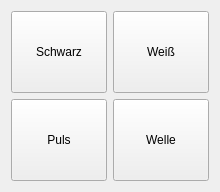
This is Software/demo/ui_demo.ui in tfeldmann/QlockToo as Qt 5 draws it before an edit. The edited form follows.
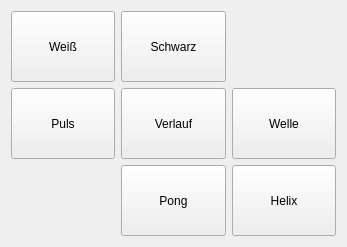
This is the edited form.

Commit message: added fade, wave, pong and helix demos

Diff of the .ui file:
```diff
--- a/Software/demo/ui_demo.ui
+++ b/Software/demo/ui_demo.ui
@@ -9,8 +9,8 @@
    <rect>
     <x>0</x>
     <y>0</y>
-    <width>220</width>
-    <height>192</height>
+    <width>347</width>
+    <height>247</height>
    </rect>
   </property>
   <property name="windowTitle">
@@ -20,35 +20,7 @@
    <bool>false</bool>
   </property>
   <layout class="QGridLayout" name="gridLayout">
-   <item row="0" column="0">
-    <widget class="QPushButton" name="black">
-     <property name="sizePolicy">
-      <sizepolicy hsizetype="Expanding" vsizetype="Expanding">
-       <horstretch>0</horstretch>
-       <verstretch>0</verstretch>
-      </sizepolicy>
-     </property>
-     <property name="focusPolicy">
-      <enum>Qt::ClickFocus</enum>
-     </property>
-     <property name="text">
-      <string>Schwarz</string>
-     </property>
-     <property name="iconSize">
-      <size>
-       <width>30</width>
-       <height>30</height>
-      </size>
-     </property>
-     <property name="autoDefault">
-      <bool>false</bool>
-     </property>
-     <property name="flat">
-      <bool>false</bool>
-     </property>
-    </widget>
-   </item>
-   <item row="2" column="0">
+   <item row="2" column="1">
     <widget class="QPushButton" name="fade">
      <property name="sizePolicy">
       <sizepolicy hsizetype="Expanding" vsizetype="Expanding">
@@ -60,6 +32,118 @@
       <enum>Qt::ClickFocus</enum>
      </property>
      <property name="text">
+      <string>Verlauf</string>
+     </property>
+     <property name="iconSize">
+      <size>
+       <width>30</width>
+       <height>30</height>
+      </size>
+     </property>
+     <property name="autoDefault">
+      <bool>false</bool>
+     </property>
+     <property name="flat">
+      <bool>false</bool>
+     </property>
+    </widget>
+   </item>
+   <item row="4" column="2">
+    <widget class="QPushButton" name="helix">
+     <property name="sizePolicy">
+      <sizepolicy hsizetype="Expanding" vsizetype="Expanding">
+       <horstretch>0</horstretch>
+       <verstretch>0</verstretch>
+      </sizepolicy>
+     </property>
+     <property name="focusPolicy">
+      <enum>Qt::ClickFocus</enum>
+     </property>
+     <property name="text">
+      <string>Helix</string>
+     </property>
+     <property name="iconSize">
+      <size>
+       <width>30</width>
+       <height>30</height>
+      </size>
+     </property>
+     <property name="autoDefault">
+      <bool>false</bool>
+     </property>
+     <property name="flat">
+      <bool>false</bool>
+     </property>
+    </widget>
+   </item>
+   <item row="2" column="2">
+    <widget class="QPushButton" name="wave">
+     <property name="sizePolicy">
+      <sizepolicy hsizetype="Expanding" vsizetype="Expanding">
+       <horstretch>0</horstretch>
+       <verstretch>0</verstretch>
+      </sizepolicy>
+     </property>
+     <property name="focusPolicy">
+      <enum>Qt::ClickFocus</enum>
+     </property>
+     <property name="text">
+      <string>Welle</string>
+     </property>
+     <property name="iconSize">
+      <size>
+       <width>30</width>
+       <height>30</height>
+      </size>
+     </property>
+     <property name="autoDefault">
+      <bool>false</bool>
+     </property>
+     <property name="flat">
+      <bool>false</bool>
+     </property>
+    </widget>
+   </item>
+   <item row="4" column="1">
+    <widget class="QPushButton" name="pong">
+     <property name="sizePolicy">
+      <sizepolicy hsizetype="Expanding" vsizetype="Expanding">
+       <horstretch>0</horstretch>
+       <verstretch>0</verstretch>
+      </sizepolicy>
+     </property>
+     <property name="focusPolicy">
+      <enum>Qt::ClickFocus</enum>
+     </property>
+     <property name="text">
+      <string>Pong</string>
+     </property>
+     <property name="iconSize">
+      <size>
+       <width>30</width>
+       <height>30</height>
+      </size>
+     </property>
+     <property name="autoDefault">
+      <bool>false</bool>
+     </property>
+     <property name="flat">
+      <bool>false</bool>
+     </property>
+    </widget>
+   </item>
+   <item row="2" column="0">
+    <widget class="QPushButton" name="pulse">
+     <property name="sizePolicy">
+      <sizepolicy hsizetype="Expanding" vsizetype="Expanding">
+       <horstretch>0</horstretch>
+       <verstretch>0</verstretch>
+      </sizepolicy>
+     </property>
+     <property name="focusPolicy">
+      <enum>Qt::ClickFocus</enum>
+     </property>
+     <property name="text">
       <string>Puls</string>
      </property>
      <property name="iconSize">
@@ -76,7 +160,7 @@
      </property>
     </widget>
    </item>
-   <item row="0" column="1">
+   <item row="1" column="0">
     <widget class="QPushButton" name="white">
      <property name="sizePolicy">
       <sizepolicy hsizetype="Expanding" vsizetype="Expanding">
@@ -104,8 +188,8 @@
      </property>
     </widget>
    </item>
-   <item row="2" column="1">
-    <widget class="QPushButton" name="wave">
+   <item row="1" column="1">
+    <widget class="QPushButton" name="black">
      <property name="sizePolicy">
       <sizepolicy hsizetype="Expanding" vsizetype="Expanding">
        <horstretch>0</horstretch>
@@ -116,7 +200,7 @@
       <enum>Qt::ClickFocus</enum>
      </property>
      <property name="text">
-      <string>Welle</string>
+      <string>Schwarz</string>
      </property>
      <property name="iconSize">
       <size>
```
The commit also changes 2 other files.
